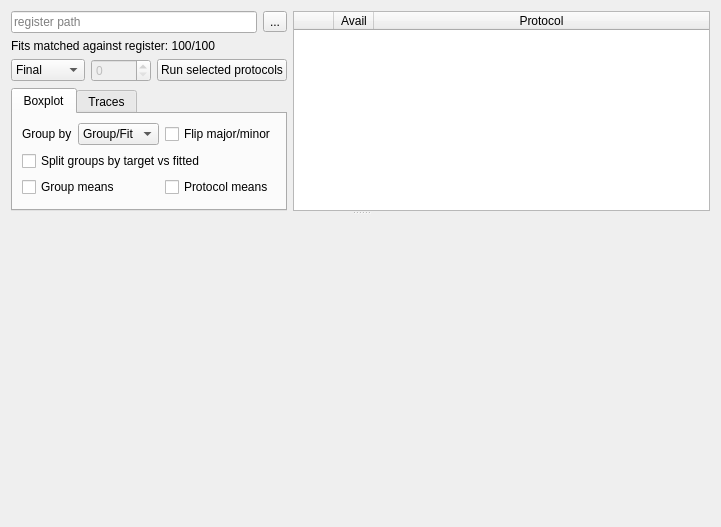
Above: src/gui/fiterrorplotter.ui from CompEphys-team/rtdo before the change. Below: the same form after it.
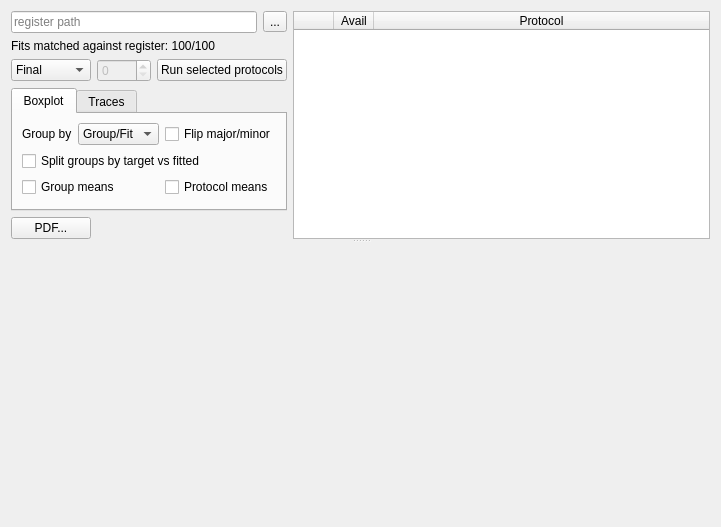
That is the form after the change. Custom widgets are drawn as their Qt base class.

Commit message: Added a PDF export to FitErrorPlotter

The edit to the form file:
```diff
--- a/src/gui/fiterrorplotter.ui
+++ b/src/gui/fiterrorplotter.ui
@@ -28,31 +28,6 @@
          </property>
         </widget>
        </item>
-       <item row="0" column="4" rowspan="4">
-        <widget class="QTableWidget" name="protocols">
-         <attribute name="horizontalHeaderDefaultSectionSize">
-          <number>40</number>
-         </attribute>
-         <attribute name="horizontalHeaderStretchLastSection">
-          <bool>true</bool>
-         </attribute>
-         <column>
-          <property name="text">
-           <string/>
-          </property>
-         </column>
-         <column>
-          <property name="text">
-           <string>Avail</string>
-          </property>
-         </column>
-         <column>
-          <property name="text">
-           <string>Protocol</string>
-          </property>
-         </column>
-        </widget>
-       </item>
        <item row="2" column="0">
         <widget class="QComboBox" name="params">
          <property name="currentIndex">
@@ -217,6 +192,38 @@
          </property>
         </widget>
        </item>
+       <item row="4" column="0">
+        <widget class="QPushButton" name="pdf">
+         <property name="text">
+          <string>PDF...</string>
+         </property>
+        </widget>
+       </item>
+       <item row="0" column="4" rowspan="5">
+        <widget class="QTableWidget" name="protocols">
+         <attribute name="horizontalHeaderDefaultSectionSize">
+          <number>40</number>
+         </attribute>
+         <attribute name="horizontalHeaderStretchLastSection">
+          <bool>true</bool>
+         </attribute>
+         <column>
+          <property name="text">
+           <string/>
+          </property>
+         </column>
+         <column>
+          <property name="text">
+           <string>Avail</string>
+          </property>
+         </column>
+         <column>
+          <property name="text">
+           <string>Protocol</string>
+          </property>
+         </column>
+        </widget>
+       </item>
       </layout>
      </widget>
      <widget class="QCustomPlot" name="plot" native="true">
```
The commit also changes 2 other files.
